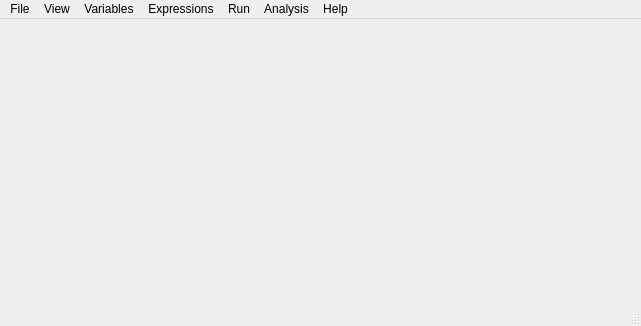
Before: the Qt Designer form ui_multi_sediment_trend_analysis_dialog_base.ui in epzt/msta, drawn with Qt 5.
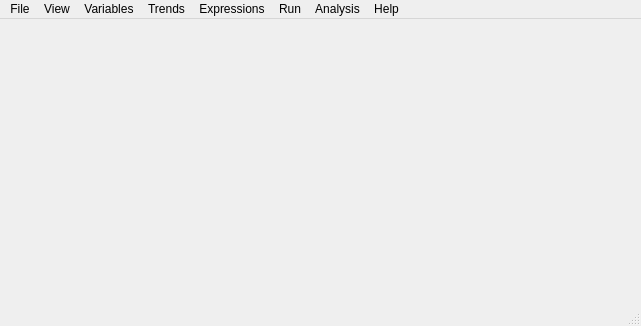
After: the same form once the commit is applied.

What changed in the file:
```diff
--- a/ui_multi_sediment_trend_analysis_dialog_base.ui
+++ b/ui_multi_sediment_trend_analysis_dialog_base.ui
@@ -94,9 +94,19 @@
     <addaction name="actionDelete"/>
     <addaction name="actionList"/>
    </widget>
+   <widget class="QMenu" name="menuTrends">
+    <property name="title">
+     <string>Trends</string>
+    </property>
+    <addaction name="actionSetTrend"/>
+    <addaction name="actionDeleteTrend"/>
+    <addaction name="actionListTrend"/>
+    <addaction name="actionSetGSTATrend"/>
+   </widget>
    <addaction name="menuFile"/>
    <addaction name="menuSettings"/>
    <addaction name="menuVariables"/>
+   <addaction name="menuTrends"/>
    <addaction name="menuExpressions"/>
    <addaction name="computeMSTA"/>
    <addaction name="menuProcessing"/>
```
Left out of the diff: 4 changed lines with no effect on the pictures.
